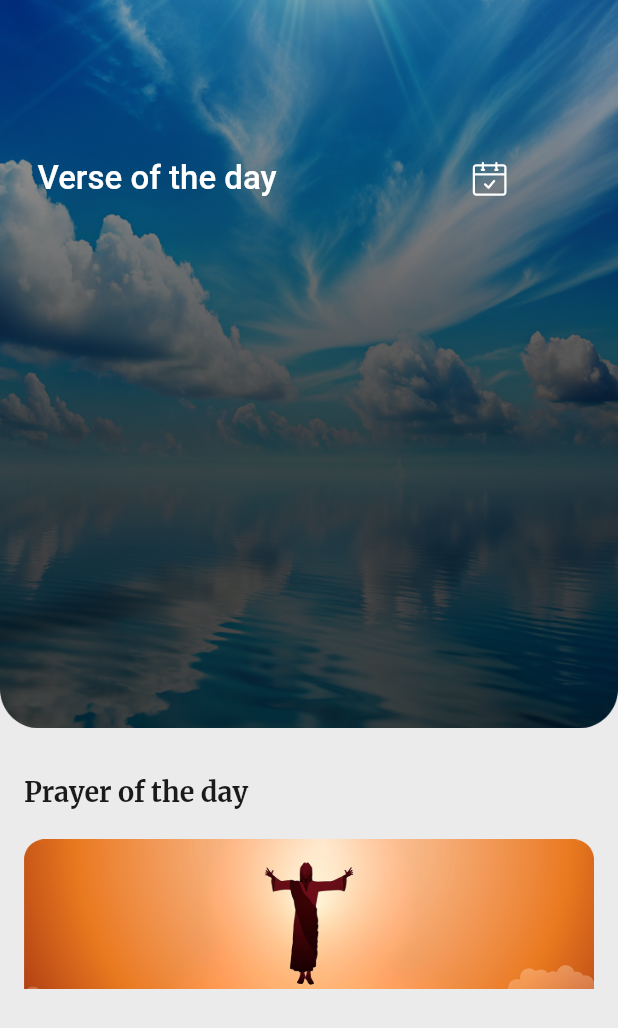
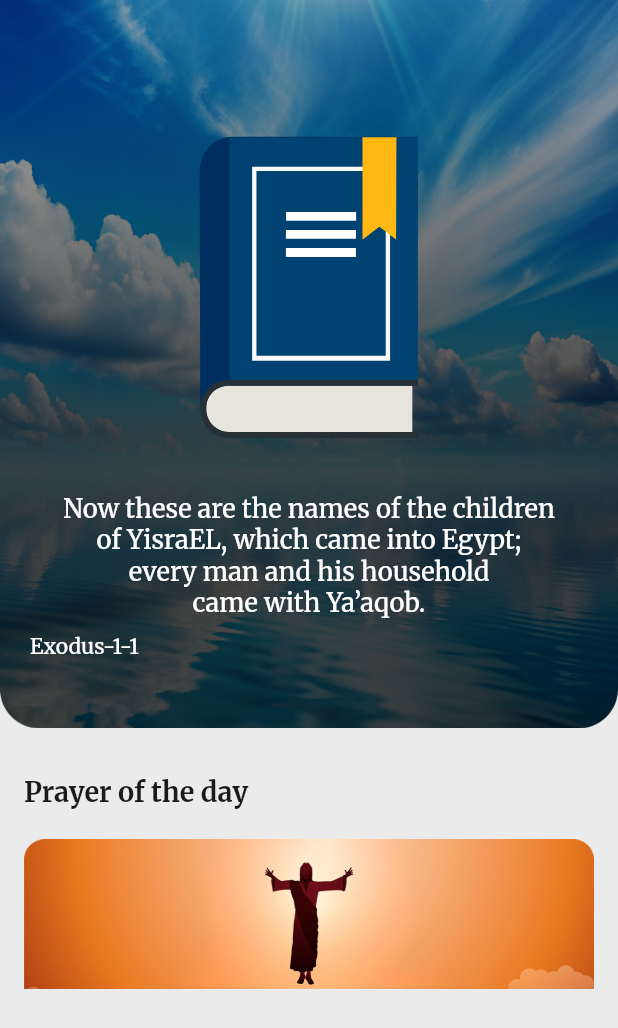
Before and after one commit to backbencherstudio/dr_oplawrence_bible, a Flutter app: the HomeScreen screen opened by its route, on a phone screen of 412 x 824 dp. Shown: the top 1028 px of the screen. Run offline on Flutter 3.47's test engine with Material 3 defaults, Android fonts, the phone set to English and light mode, and no system bars; our stand-ins replace connectivity_plus, dio, file_picker, flutter_riverpod, flutter_screenutil, flutter_svg and 6 more; accounts and stored records are empty.

Commit message:
edit home screen

```diff
--- a/lib/presentation/bottom_nav/view/bottom_nav.dart
+++ b/lib/presentation/bottom_nav/view/bottom_nav.dart
@@ -37,8 +37,8 @@ class ParentScreen extends ConsumerWidget {
     final bibleVM = BibleViewModel();
 
     final List<Widget> pages = [
-      //HomeScreen(),
-      LottieScreen(),
+      HomeScreen(),
+     // LottieScreen(),
       BookListScreen(bibleVM: bibleVM),
       GlossaryScreen(),
       MyNotesScreen(),
--- a/lib/presentation/home/view/home_screen.dart
+++ b/lib/presentation/home/view/home_screen.dart
@@ -7,6 +7,8 @@ import 'package:flutter/material.dart';
 import 'package:flutter_screenutil/flutter_screenutil.dart';
 import 'package:flutter_svg/flutter_svg.dart';
 import 'package:google_fonts/google_fonts.dart';
+import 'package:intl/number_symbols_data.dart';
+import 'package:lottie/lottie.dart';
 
 class HomeScreen extends StatelessWidget {
   const HomeScreen({super.key});
@@ -25,7 +27,13 @@ class HomeScreen extends StatelessWidget {
               children: [
                 Stack(
                   children: [
-                    Image.asset('assets/images/home_upper.png'),
+                    Image.asset('assets/images/home_upper.png',),
+                    Positioned(
+                        left: 20,
+                        right: 20,
+                        bottom: 100,
+                        top: 20,
+                        child: Lottie.asset('assets/lottie/Book with bookmark.json', height: 700.h, width: 700.w)),
                     // Positioned(
                     //   top: 50.h,
                     //   left: 10.w,
@@ -87,45 +95,59 @@ class HomeScreen extends StatelessWidget {
                     //   ),
                     // ),
                     Positioned(
-                      top: 80.h,
+                      bottom: 30.h,
+                      left: 5,
+                      right: 5,
                       child: Padding(
-                        padding: const EdgeInsets.all(25.0),
+                        padding: const EdgeInsets.all(15.0),
                         child: Column(
                           crossAxisAlignment: CrossAxisAlignment.center,
                           mainAxisAlignment: MainAxisAlignment.center,
                           spacing: 30,
                           children: [
-                            Row(
-                              spacing: 130,
+                            Column(mainAxisAlignment: MainAxisAlignment.center,
+                              crossAxisAlignment: CrossAxisAlignment.center,
+                              spacing: 10,
                               children: [
-                                Text(
-                                  'Verse of the day',
-                                  style: TextStyle(
-                                    fontSize: 22,
+                                Text(textAlign: TextAlign.center,
+                                  'Now these are the names of the children\nof YisraEL, which came into Egypt;\nevery man and his household\ncame with Ya’aqob.',
+                                  style: GoogleFonts.merriweather(
+                                    fontSize: 17,
                                     fontWeight: FontWeight.w500,
                                     color: Colors.white,
                                   ),
+                                ),  Row(
+                                  children: [
+                                    Text(textAlign: TextAlign.end,
+                                    "Exodus-1-1",
+                                                                 style: GoogleFonts.merriweather(
+                                        fontSize: 14,
+                                        fontWeight: FontWeight.w500,
+                                        color: Colors.white,
+                                      ),
+                                    ),
+                                  ],
                                 ),
-                                GestureDetector(
-                                  onTap: () async {
-                                    DateTime? selectedDate =
-                                        await showDatePicker(
-                                          context: context,
-                                          initialDate: DateTime.now(),
-                                          firstDate: DateTime(2000),
-                                          lastDate: DateTime(2100),
-                                        );
-
-                                    if (selectedDate != null) {
-                                      print(selectedDate);
-                                    }
-                                  },
-                                  child: SvgPicture.asset(
-                                    'assets/icons/calender_type.svg',
-                                    width: 24,
-                                    height: 24,
-                                  ),
-                                ),
+                                // GestureDetector(
+                                //   onTap: () async {
+                                //     DateTime? selectedDate =
+                                //         await showDatePicker(
+                                //           context: context,
+                                //           initialDate: DateTime.now(),
+                                //           firstDate: DateTime(2000),
+                                //           lastDate: DateTime(2100),
+                                //         );
+                                //
+                                //     if (selectedDate != null) {
+                                //       print(selectedDate);
+                                //     }
+                                //   },
+                                //   child: SvgPicture.asset(
+                                //     'assets/icons/calender_type.svg',
+                                //     width: 24,
+                                //     height: 24,
+                                //   ),
+                                // ),
                               ],
                             ),
 
@@ -637,4 +659,20 @@ class HomeScreen extends StatelessWidget {
       ),
     );
   }
+  Widget shimmer({
+    String? name,
+    required BuildContext context,
+    Color? color,
+    double? size,
+  }) {
+    return Center(
+      child: Container(
+        child: Lottie.asset(
+          name ??  'assets/lottie/Book with bookmark.json',
+          width: size,
+          height: size,
+        ),
+      ),
+    );
+  }
 }
--- a/pubspec.yaml
+++ b/pubspec.yaml
@@ -47,7 +47,10 @@ dependencies:
   flutter_screenutil: ^5.9.3
   shared_preferences: ^2.5.4
   youtube_player_flutter: ^9.1.3
-  lottie: ^3.3.2
+  lottie: ^3.3.1
+  dotlottie_loader: ^0.0.5
+  auto_animated: ^3.2.0
+  loading_animation_widget: ^1.3.0
 
 dev_dependencies:
   flutter_test:
@@ -78,6 +81,7 @@ flutter:
      - assets/book/
      - assets/lottie/
      - assets/lottie/okk.json
+     - assets/lottie/bizra_earth.json
 
   # An image asset can refer to one or more resolution-specific "variants", see
   # https://flutter.dev/to/resolution-aware-images
```
Also changed, not shown: assets/lottie/Book with bookmark.json (added, +1 -0 lines), assets/lottie/dot_loading.json (added, +1 -0 lines), lib/presentation/home/view/screens/gospel_psalm/gospel_psalm_screen.dart (+32 -32 lines), lib/presentation/home/view/screens/lottie_Screen.dart (+16 -9 lines), pubspec.lock.
